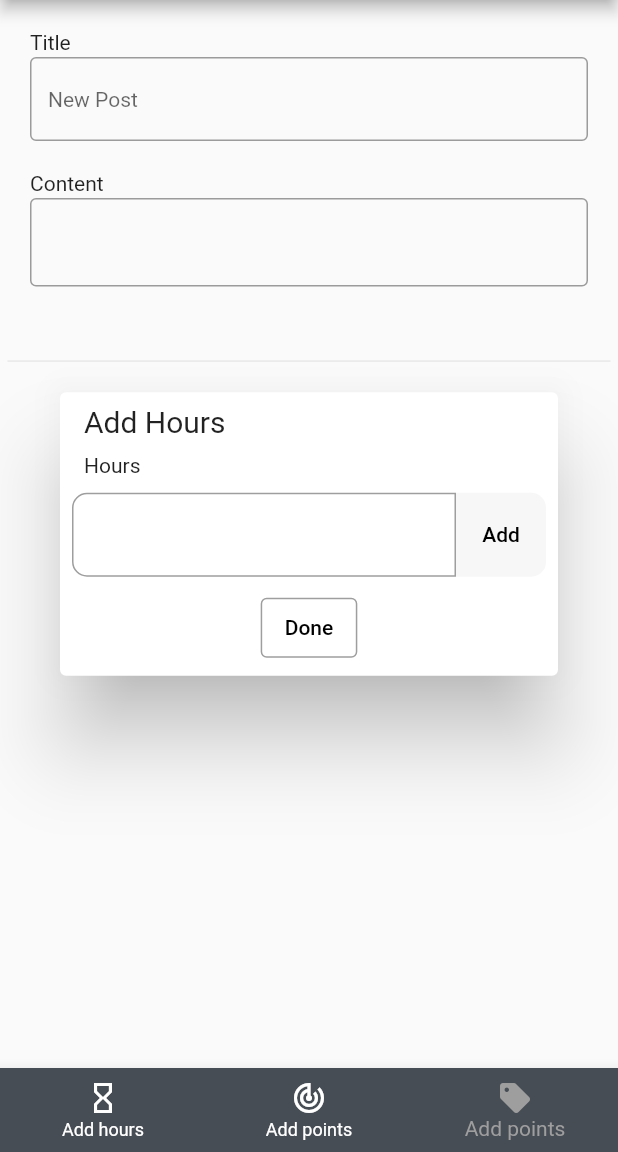
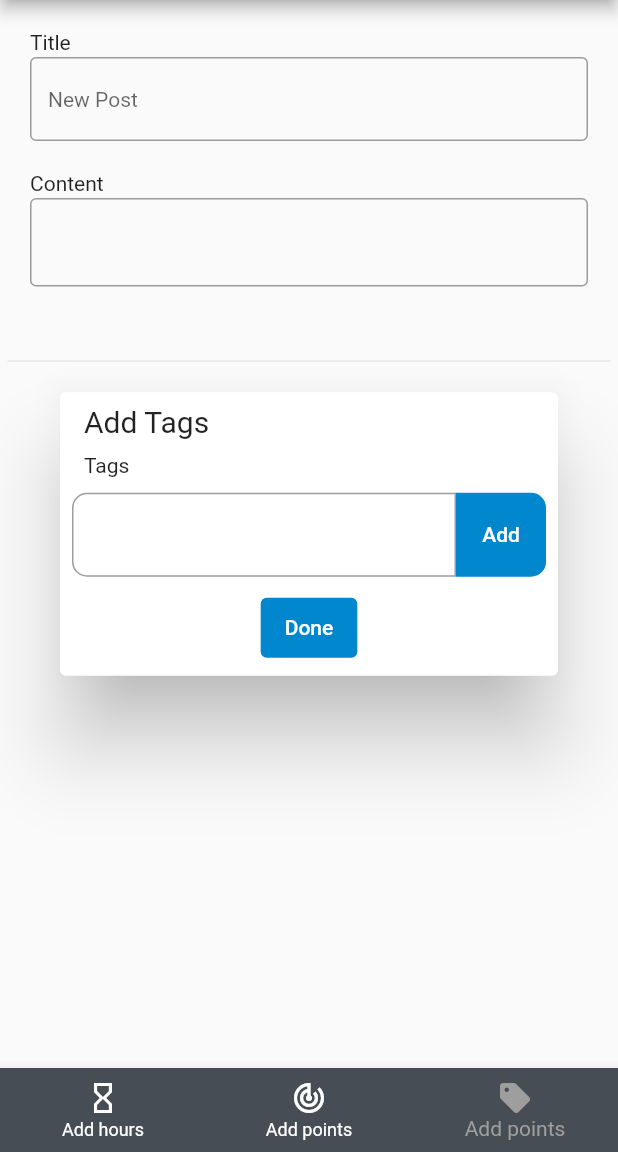
Before and after one commit to tejsohi/pebble_pocket_flutter, a Flutter app: the CreateAPost screen opened directly, item 3 of the bottom bar chosen, on a phone screen of 412 x 824 dp, the part 84-1236 px from its top. Run offline on Flutter 3.47's test engine with Material 2 defaults, Android fonts, the phone set to English and light mode, and no system bars; our stand-ins replace fluttertoast, shared_preferences, webview_flutter; accounts and stored records are empty.

Commit message:
updated modal styling and other stuff

```diff
--- a/lib/components/create_a_post/dialogs/add_tags_dialog/add_tags_dialog.dart
+++ b/lib/components/create_a_post/dialogs/add_tags_dialog/add_tags_dialog.dart
@@ -25,7 +25,7 @@ class _AddTagsDialogState extends State<AddTagsDialog> {
                   child: Row(
                     children: [
                       Text(
-                        'Add Hours',
+                        'Add Tags',
                         style: TextStyle(fontSize: 20),
                       ),
                     ],
@@ -36,7 +36,7 @@ class _AddTagsDialogState extends State<AddTagsDialog> {
                 ),
                 Padding(
                   padding: const EdgeInsets.only(left: 8.0),
-                  child: Text('Hours'),
+                  child: Text('Tags'),
                 ),
                 SizedBox(height: 10),
                 Row(
@@ -69,7 +69,12 @@ class _AddTagsDialogState extends State<AddTagsDialog> {
                               topLeft: Radius.zero,
                               bottomLeft: Radius.zero,
                             ),
-                        )),
+                          ),
+                        ),
+                        backgroundColor:
+                            MaterialStateProperty.all(Color(0xFF0087cd)),
+                        foregroundColor:
+                            MaterialStateProperty.all(Color(0xFFffffff)),
                         elevation: MaterialStateProperty.all(0),
                         minimumSize: MaterialStateProperty.all(
                           Size(60, 56),
@@ -85,11 +90,10 @@ class _AddTagsDialogState extends State<AddTagsDialog> {
             ElevatedButtonTheme(
               data: ElevatedButtonThemeData(
                 style: ButtonStyle(
-                  backgroundColor: MaterialStateProperty.all(
-                    Color(0xFFffffff),
-                  ),
+                  backgroundColor: MaterialStateProperty.all(Color(0xFF0087cd)),
+                  elevation: MaterialStateProperty.all(0.0),
                   minimumSize: MaterialStateProperty.all(
-                    Size(40, 40),
+                    Size(60, 40),
                   ),
                 ),
               ),
@@ -97,13 +101,7 @@ class _AddTagsDialogState extends State<AddTagsDialog> {
                 onPressed: () {
                   Navigator.pop(context);
                 },
-                style: ElevatedButton.styleFrom(
-                    foregroundColor: Colors.black,
-                    elevation: 0,
-                    side: BorderSide(color: Colors.grey)),
-                child: Text(
-                  'Done',
-                ),
+                child: Text('Done'),
               ),
             ),
           ],
--- a/lib/components/create_a_post/post_info.dart
+++ b/lib/components/create_a_post/post_info.dart
@@ -82,7 +82,7 @@ class _PostInfoState extends State<PostInfo> {
                   getDate(),
                 ],
               ),
-              SizedBox(width: 150),
+              Spacer(),
               Icon(Icons.navigate_next)
             ],
           ),
--- a/lib/components/dashboard/dashboard.dart
+++ b/lib/components/dashboard/dashboard.dart
@@ -1,6 +1,6 @@
 import 'package:flutter/material.dart';
 import 'package:pebble_pocket_flutter/components/dashboard_cards/profile_card.dart';
-import 'package:pebble_pocket_flutter/components/dashboard_cards/whats_happening_card.dart';
+import 'package:pebble_pocket_flutter/components/dashboard_cards/to_know.dart';
 import 'package:pebble_pocket_flutter/components/sidebar/sidebar.dart';
 import 'package:pebble_pocket_flutter/components/dashboard_cards/to_do/to_do.dart';
 import 'package:pebble_pocket_flutter/theme/theme_manager.dart';
@@ -43,7 +43,7 @@ class _DashboardState extends State<Dashboard> {
         body: ListView(
           children: [
             ProfileCard(),
-            WhatsHappening(),
+            ToKnow(),
             ToDo(),
           ],
         ),
--- a/pubspec.yaml
+++ b/pubspec.yaml
@@ -67,6 +67,7 @@ flutter:
     - content/images/dashboard/atlas.png
     - content/images/dashboard/plus.png
     - content/images/dashboard/profile.avif
+    - content/images/dashboard/TejPP.png
     - content/images/icons/post.png
 
   # An image asset can refer to one or more resolution-specific "variants", see
```
Also changed, not shown: lib/components/dashboard_cards/profile_card.dart (+15 -1 lines), lib/components/dashboard_cards/to_know.dart (renamed from lib/components/dashboard_cards/whats_happening_card.dart, +4 -4 lines), content/images/dashboard/TejPP.png (added), lib/components/create_a_post/create_a_post_action_buttons.dart (line endings or trailing spaces). Lines whose indentation alone changed are shown as unchanged.
